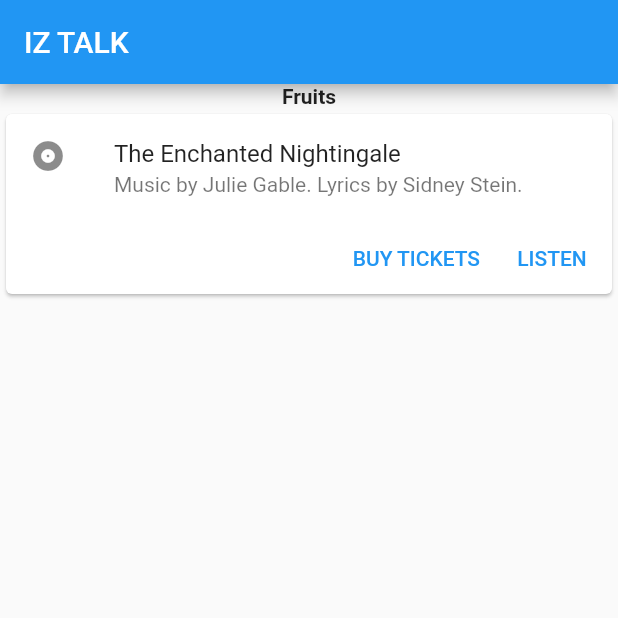
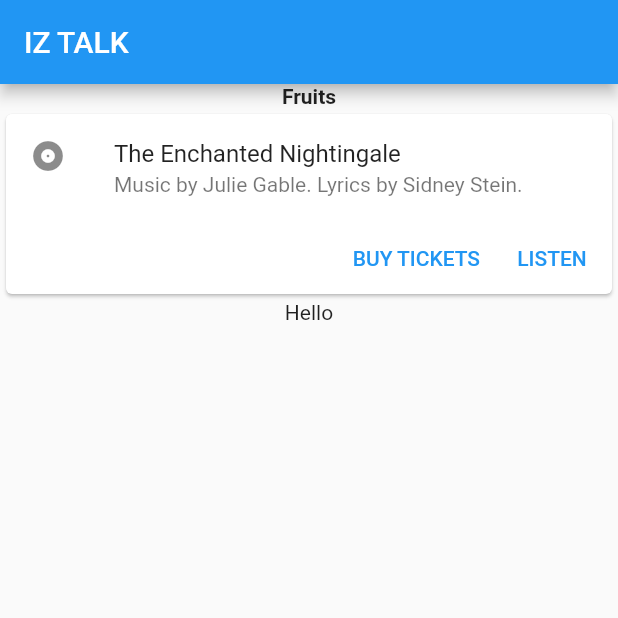
Before and after one commit to SyahidSamad/appfyp, a Flutter app: the screen it shows after launch, on a phone screen of 412 x 824 dp, the top half of it. Run offline on Flutter 3.47's test engine with Material 2 defaults, Android fonts, the phone set to English and light mode, and no system bars.

Commit message:
from ezham

```diff
--- a/lib/main.dart
+++ b/lib/main.dart
@@ -25,6 +25,7 @@ class MyHomePage extends StatelessWidget {
             //Categories(),
             CategoriesText(),
             Cards(),
+            Text('Hello')
           ],
         ));
   }
```
